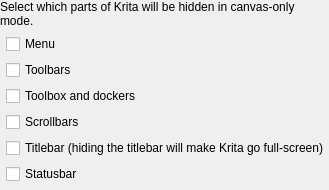
This is libs/ui/forms/wdgfullscreensettings.ui in Sudo-DNF/Koma-Paint as Qt 5 draws it before an edit. The edited form follows.
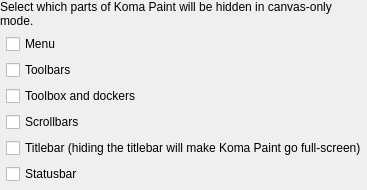
This is the edited form.

Commit message: feat(branding): rebrand application as Koma Paint

```diff
--- a/libs/ui/forms/wdgfullscreensettings.ui
+++ b/libs/ui/forms/wdgfullscreensettings.ui
@@ -22,7 +22,7 @@
    <item row="0" column="0" colspan="2">
     <widget class="QLabel" name="label">
      <property name="text">
-      <string>Select which parts of Krita will be hidden in canvas-only mode.</string>
+      <string>Select which parts of Koma Paint will be hidden in canvas-only mode.</string>
      </property>
      <property name="wordWrap">
       <bool>true</bool>
@@ -60,7 +60,7 @@
    <item row="5" column="1">
     <widget class="QCheckBox" name="chkTitlebar">
      <property name="text">
-      <string>Titlebar (hiding the titlebar will make Krita go full-screen)</string>
+      <string>Titlebar (hiding the titlebar will make Koma Paint go full-screen)</string>
      </property>
     </widget>
    </item>
```
The commit also changes 113 other files.
